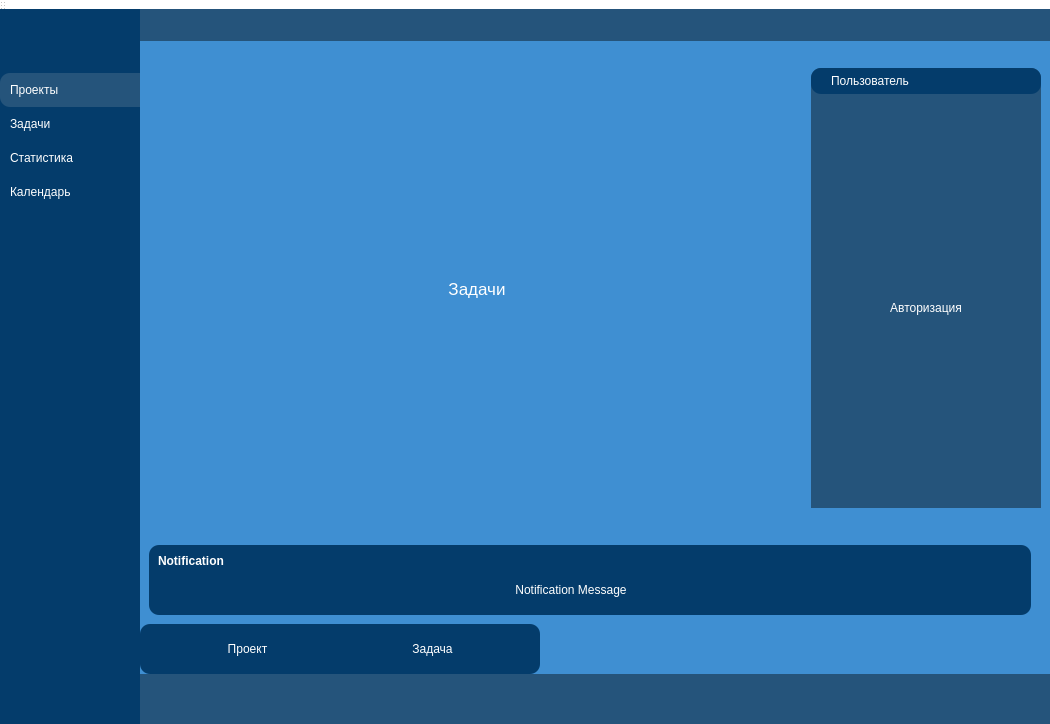
Old version of the form my_app/task_manager/mainwindow.ui in the repository laurardaz/task-manager.
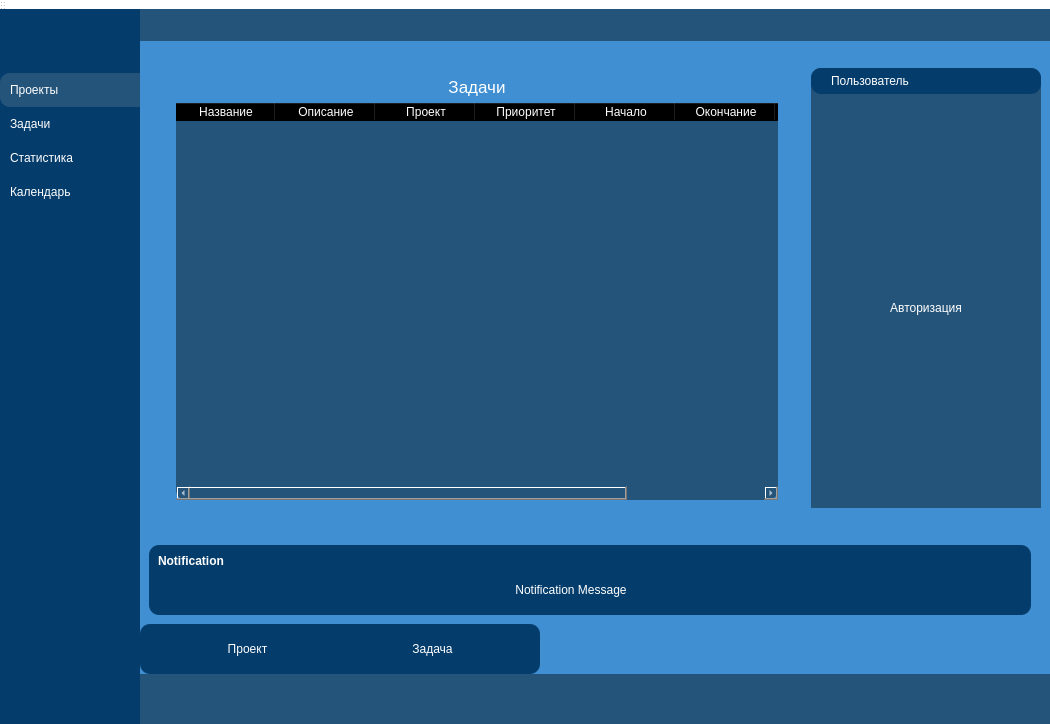
New version of the form. Icons and pictures are not drawn. Custom widgets are drawn as their Qt base class.

Commit message: add tasks table

What changed in the file:
```diff
--- a/my_app/task_manager/mainwindow.ui
+++ b/my_app/task_manager/mainwindow.ui
@@ -38,7 +38,7 @@
 #headerContainer, #footerContainer{
         background-color: #25547B;
 }
-#profileSubContainer{
+#profileSubContainer, #tasksTableWidget{
         background-color: #25547B;
         border-radius: 10px;
 }
@@ -680,6 +680,9 @@
                <widget class="QWidget" name="pageTasks">
                 <layout class="QVBoxLayout" name="verticalLayout_13">
                  <item>
+                  <widget class="QWidget" name="widget" native="true">
+                   <layout class="QVBoxLayout" name="verticalLayout_17">
+                    <item>
                   <widget class="QLabel" name="label_6">
                    <property name="sizePolicy">
                     <sizepolicy hsizetype="Preferred" vsizetype="Preferred">
@@ -700,6 +703,127 @@
                    </property>
                   </widget>
                  </item>
+                    <item>
+                     <widget class="QTableWidget" name="tasksTableWidget">
+                      <property name="sizePolicy">
+                       <sizepolicy hsizetype="Expanding" vsizetype="Expanding">
+                        <horstretch>0</horstretch>
+                        <verstretch>0</verstretch>
+                       </sizepolicy>
+                      </property>
+                      <property name="minimumSize">
+                       <size>
+                        <width>0</width>
+                        <height>0</height>
+                       </size>
+                      </property>
+                      <property name="maximumSize">
+                       <size>
+                        <width>16777212</width>
+                        <height>16777215</height>
+                       </size>
+                      </property>
+                      <column>
+                       <property name="text">
+                        <string>Название</string>
+                       </property>
+                       <property name="background">
+                        <color>
+                         <red>4</red>
+                         <green>60</green>
+                         <blue>107</blue>
+                        </color>
+                       </property>
+                      </column>
+                      <column>
+                       <property name="text">
+                        <string>Описание</string>
+                       </property>
+                       <property name="background">
+                        <color>
+                         <red>4</red>
+                         <green>60</green>
+                         <blue>107</blue>
+                        </color>
+                       </property>
+                      </column>
+                      <column>
+                       <property name="text">
+                        <string>Проект</string>
+                       </property>
+                       <property name="background">
+                        <color>
+                         <red>4</red>
+                         <green>60</green>
+                         <blue>107</blue>
+                        </color>
+                       </property>
+                      </column>
+                      <column>
+                       <property name="text">
+                        <string>Приоритет</string>
+                       </property>
+                       <property name="background">
+                        <color>
+                         <red>4</red>
+                         <green>60</green>
+                         <blue>107</blue>
+                        </color>
+                       </property>
+                      </column>
+                      <column>
+                       <property name="text">
+                        <string>Начало</string>
+                       </property>
+                       <property name="background">
+                        <color>
+                         <red>4</red>
+                         <green>60</green>
+                         <blue>107</blue>
+                        </color>
+                       </property>
+                      </column>
+                      <column>
+                       <property name="text">
+                        <string>Окончание</string>
+                       </property>
+                       <property name="background">
+                        <color>
+                         <red>4</red>
+                         <green>60</green>
+                         <blue>107</blue>
+                        </color>
+                       </property>
+                      </column>
+                      <column>
+                       <property name="text">
+                        <string>Статус</string>
+                       </property>
+                       <property name="background">
+                        <color>
+                         <red>4</red>
+                         <green>60</green>
+                         <blue>107</blue>
+                        </color>
+                       </property>
+                      </column>
+                      <column>
+                       <property name="text">
+                        <string>Действие</string>
+                       </property>
+                       <property name="background">
+                        <color>
+                         <red>4</red>
+                         <green>60</green>
+                         <blue>107</blue>
+                        </color>
+                       </property>
+                      </column>
+                     </widget>
+                    </item>
+                   </layout>
+                  </widget>
+                 </item>
                 </layout>
                </widget>
                <widget class="QWidget" name="pageStatistics">
@@ -772,8 +896,9 @@
                 </layout>
                </widget>
                <widget class="QWidget" name="pageCreateNewTask">
-                <layout class="QVBoxLayout" name="verticalLayout_17">
-                 <item>
+                <property name="styleSheet">
+                 <string notr="true"/>
+                </property>
                   <widget class="QLabel" name="label_12">
                    <property name="font">
                     <font>
@@ -787,8 +912,6 @@
                     <set>Qt::AlignCenter</set>
                    </property>
                   </widget>
-                 </item>
-                </layout>
                </widget>
               </widget>
              </item>
```
Left out of the diff: 8 changed lines with no effect on the pictures. Lines whose indentation alone changed are shown as unchanged. The commit also changes 5 other files.
